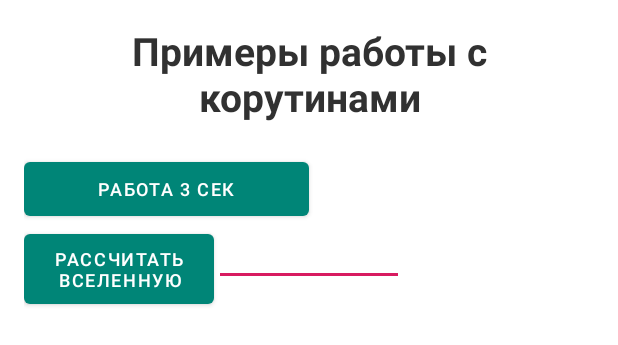
After one commit to catdimson/dictionary_app, an Android app: the layout fragment_coroutines.xml on its own in the app's theme, with its tools: preview values and no code run, on a phone screen of 412 x 824 dp. The commit adds this screen. Shown: the top 345 px of the screen. Run offline under Robolectric (Android 15) with nearby library versions, the phone set to English and light mode, and no system bars.

Commit message:
lesson3. искусственный пример с корутинами #1

```diff
--- a/app/build.gradle
+++ b/app/build.gradle
@@ -52,9 +52,13 @@ dependencies {
 
     implementation 'com.github.kirich1409:viewbindingpropertydelegate:1.5.3'
 
-    //Koin
+    // Koin
     implementation "io.insert-koin:koin-android:3.2.0"
     implementation "org.jetbrains.kotlin:kotlin-stdlib-jdk7:1.6.21"
+
+    // Coroutines
+    implementation 'org.jetbrains.kotlinx:kotlinx-coroutines-core:1.5.1'
+    implementation 'org.jetbrains.kotlinx:kotlinx-coroutines-android:1.5.0'
 
     implementation 'androidx.core:core-ktx:1.7.0'
     implementation 'androidx.appcompat:appcompat:1.5.0'
--- /dev/null
+++ b/app/src/main/java/com/example/dictionaryapp/ui/CoroutinesFragment.kt
@@ -0,0 +1,54 @@
+package com.example.dictionaryapp.ui
+
+import android.os.Bundle
+import android.view.LayoutInflater
+import android.view.View
+import android.view.ViewGroup
+import androidx.fragment.app.Fragment
+import com.example.dictionaryapp.databinding.FragmentCoroutinesBinding
+import kotlinx.coroutines.*
+
+class CoroutinesFragment : Fragment() {
+
+    private var _binding: FragmentCoroutinesBinding? = null
+    private val binding: FragmentCoroutinesBinding
+        get() = _binding!!
+
+    companion object {
+        fun newInstance() = CoroutinesFragment()
+    }
+
+    override fun onCreateView(
+        inflater: LayoutInflater,
+        container: ViewGroup?,
+        savedInstanceState: Bundle?
+    ): View {
+        _binding = FragmentCoroutinesBinding.inflate(inflater, container, false)
+        initListeners()
+        return binding.root
+    }
+
+    private fun initListeners() {
+        await3secListener()
+    }
+
+    // 1 По клику ждем 3 сек и появляется сообщение об этом в textview
+    private fun await3secListener() {
+        val scope = CoroutineScope(Dispatchers.IO)
+        var job3sec: Job? = null
+        binding.threeSecButton.setOnClickListener {
+            binding.threeSecButtonResult.text = null
+            job3sec?.cancel()
+            job3sec = scope.launch {
+                await3Sec()
+                withContext(Dispatchers.Main) {
+                    binding.threeSecButtonResult.text = "Прошло 3 секунды"
+                }
+            }
+        }
+    }
+
+    private suspend fun await3Sec() {
+        delay(3_000)
+    }
+}
--- /dev/null
+++ b/app/src/main/res/layout/fragment_coroutines.xml
@@ -0,0 +1,72 @@
+<?xml version="1.0" encoding="utf-8"?>
+<LinearLayout xmlns:android="http://schemas.android.com/apk/res/android"
+    android:layout_width="match_parent"
+    android:layout_height="match_parent"
+    android:padding="16dp"
+    android:orientation="vertical">
+
+    <TextView
+        android:id="@+id/header"
+        android:layout_width="match_parent"
+        android:layout_height="wrap_content"
+        android:textAlignment="center"
+        android:textSize="26sp"
+        android:textStyle="bold"
+        android:textColor="@color/color_black"
+        android:text="@string/coroutines_example"
+        android:layout_marginBottom="20dp"/>
+
+    <LinearLayout
+        android:layout_width="match_parent"
+        android:layout_height="wrap_content"
+        android:orientation="horizontal">
+
+        <Button
+            android:id="@+id/three_sec_button"
+            android:layout_width="0dp"
+            android:layout_weight="1"
+            android:padding="8dp"
+            android:textSize="12sp"
+            android:text="@string/three_sec_text"
+            android:layout_height="wrap_content" />
+
+        <TextView
+            android:id="@+id/three_sec_button_result"
+            android:layout_width="0dp"
+            android:padding="8dp"
+            android:layout_height="wrap_content"
+            android:layout_weight="1" />
+    </LinearLayout>
+
+    <LinearLayout
+        android:layout_width="match_parent"
+        android:layout_height="wrap_content"
+        android:orientation="horizontal">
+
+        <Button
+            android:id="@+id/world_button"
+            android:layout_width="0dp"
+            android:layout_weight="1"
+            android:padding="8dp"
+            android:textSize="12sp"
+            android:text="@string/world_button_text"
+            android:layout_height="wrap_content" />
+
+        <EditText
+            android:id="@+id/factorial_edit_text"
+            android:layout_width="0dp"
+            android:padding="8dp"
+            android:layout_height="wrap_content"
+            android:layout_weight="1" />
+
+        <TextView
+            android:id="@+id/factorial_text_view_result"
+            android:layout_width="0dp"
+            android:padding="8dp"
+            android:layout_height="wrap_content"
+            android:layout_weight="1" />
+
+
+    </LinearLayout>
+
+</LinearLayout>
--- a/app/src/main/res/values/strings.xml
+++ b/app/src/main/res/values/strings.xml
@@ -7,4 +7,8 @@
     <string name="button_search">Search</string>
     <string name="search_hint">New word</string>
     <string name="delete_description">X</string>
+    <string name="using_coroutines_example">Примеры с корутинами</string>
+    <string name="three_sec_text">Работа 3 сек</string>
+    <string name="world_button_text">Рассчитать вселенную</string>
+    <string name="coroutines_example">Примеры работы с корутинами</string>
 </resources>
```
Also changed, not shown: app/src/main/java/com/example/dictionaryapp/ui/MainActivity.kt (+11 -0 lines), app/src/main/res/layout/activity_main.xml (+15 -0 lines).
